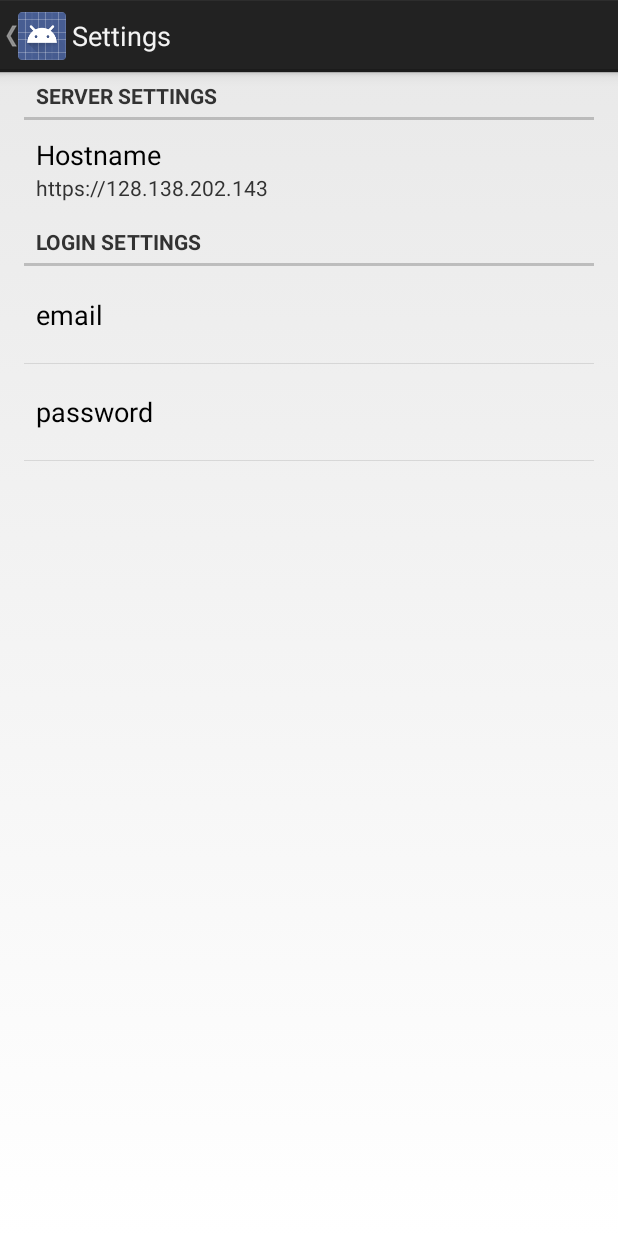
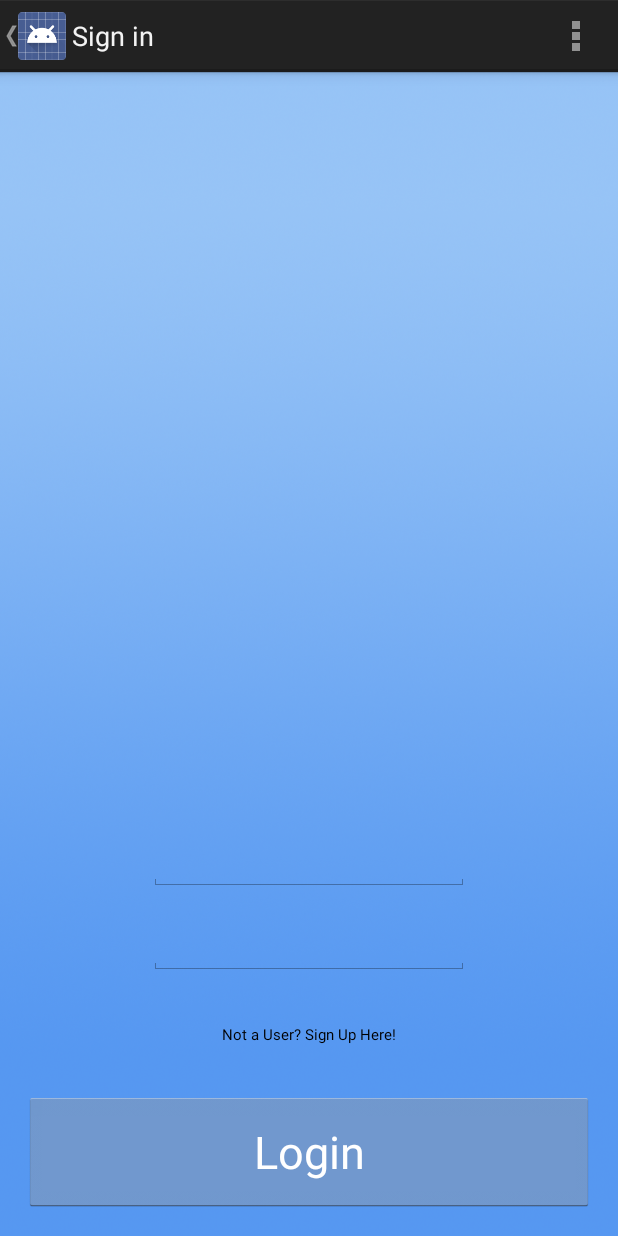
Before and after one commit to nbroeking/OPLabs, an Android app: the screen it shows after launch (SettingsActivity before the commit, LoginActivity after it), after a tap on "Ok", on a phone screen of 412 x 824 dp. Run offline under Robolectric (Android 15) with nearby library versions, the phone set to English and light mode, and no system bars; 1 statement that could not run was skipped.

Commit message:
Working Login Page

```diff
--- a/hermes/Android/app/src/main/java/general/HermesActivity.java
+++ b/hermes/Android/app/src/main/java/general/HermesActivity.java
@@ -77,6 +77,8 @@ public abstract class HermesActivity extends Activity implements interfaces.Comm
         {
             Log.i("Hermes Activity", "Trying to stop the service");
             stopService(new Intent(this, Communication.class));
+            //logout
+            data.setSessionId(null);
         }
     }
 
--- a/hermes/Android/app/src/main/java/hermes/Views/LoginActivity.java
+++ b/hermes/Android/app/src/main/java/hermes/Views/LoginActivity.java
@@ -1,7 +1,85 @@
 package hermes.Views;
 
-/**
- * Created by sfeller on 3/3/15.
- */
-public class LoginActivity {
+import android.app.Activity;
+import android.content.Intent;
+import android.content.SharedPreferences;
+import android.preference.EditTextPreference;
+import android.preference.PreferenceManager;
+import android.support.v7.app.ActionBarActivity;
+import android.os.Bundle;
+import android.util.Log;
+import android.view.Menu;
+import android.view.MenuItem;
+import android.view.View;
+import android.widget.EditText;
+
+import com.oplabs.hermes.R;
+
+import main.SessionData;
+
+public class LoginActivity extends Activity {
+
+    private final static String TAG = "Login Activity";
+
+    private SessionData data;
+
+    @Override
+    protected void onCreate(Bundle savedInstanceState) {
+        super.onCreate(savedInstanceState);
+        setContentView(R.layout.activity_login);
+        data = SessionData.getInstance();
+
+        //Set Default Values
+
+        EditText email = (EditText)findViewById(R.id.email);
+        EditText password = (EditText)findViewById(R.id.password);
+
+        email.setText(data.getEmail());
+        password.setText(data.getPassword());
+    }
+
+    public void login(View view)
+    {
+        EditText email = (EditText)findViewById(R.id.email);
+        EditText password = (EditText)findViewById(R.id.password);
+        data.setEmail(email.getText().toString());
+        data.setPassword(password.getText().toString());
+
+        SharedPreferences sharedPref = PreferenceManager.getDefaultSharedPreferences(this);
+        SharedPreferences.Editor editor = sharedPref.edit();
+        editor.putString("email", data.getEmail() );
+        editor.putString("password", data.getPassword());
+        editor.commit();
+
+        finish();
+        Log.i(TAG, "Login Activity Completed");
+    }
+
+    //Methods to allow for a menu
+    @Override
+    public boolean onCreateOptionsMenu(Menu menu) {
+        // Inflate the menu; this adds items to the action bar if it is present.
+        getMenuInflater().inflate(R.menu.menu_login, menu);
+        return true;
+    }
+
+    @Override
+    public boolean onOptionsItemSelected(MenuItem item) {
+        // Handle action bar item clicks here. The action bar will
+        // automatically handle clicks on the Home/Up button, so long
+        // as you specify a parent activity in AndroidManifest.xml.
+        int id = item.getItemId();
+
+        //noinspection SimplifiableIfStatement
+        if (id == R.id.action_settings) {
+            Intent intent = new Intent(this, SettingsActivity.class);
+            intent.putExtra(SettingsActivity.EXTRA_SHOW_FRAGMENT, SettingsActivity.GeneralPrefs.class.getName());
+            intent.putExtra(SettingsActivity.EXTRA_NO_HEADERS, true);
+            startActivity(intent);
+            return true;
+        }
+
+        return super.onOptionsItemSelected(item);
+    }
+
 }
--- a/hermes/Android/app/src/main/java/hermes/Views/MainActivity.java
+++ b/hermes/Android/app/src/main/java/hermes/Views/MainActivity.java
@@ -32,8 +32,8 @@ public class MainActivity extends HermesActivity {
 
     //Activity Methods
     public void goToLogin(View view) {
-        //Temporary until we get a login page
-        goToSettings(view);
+        Intent myIntent = new Intent(MainActivity.this, LoginActivity.class);
+        MainActivity.this.startActivityForResult(myIntent, 0);
     }
 
     public void goToSettings(View view) {
--- a/hermes/Android/app/src/main/res/layout/activity_login.xml
+++ b/hermes/Android/app/src/main/res/layout/activity_login.xml
@@ -9,14 +9,14 @@
     android:background="@drawable/background"
     tools:context="hermes.Views.LoginActivity" >
 
-    <ImageView
+    <!--ImageView
         android:layout_width="wrap_content"
         android:layout_height="wrap_content"
         android:id="@+id/imageView"
         android:src="@drawable/hermes_logo"
         android:layout_alignParentLeft="true"
         android:layout_alignParentStart="true"
-        android:layout_above="@+id/editText" />
+        android:layout_above="@+id/editText" /-->
 
     <Button
         android:layout_width="fill_parent"
@@ -25,6 +25,7 @@
         android:textColor="#ffffff"
         android:textSize="45px"
         android:id="@+id/button"
+        android:onClick="login"
         android:layout_alignParentBottom="true"
         android:layout_alignParentLeft="true"
         android:layout_alignParentStart="true" />
@@ -34,7 +35,7 @@
         android:layout_height="wrap_content"
         android:inputType="textEmailAddress"
         android:ems="10"
-        android:id="@+id/editText"
+        android:id="@+id/email"
         android:layout_above="@+id/button"
         android:layout_centerHorizontal="true"
         android:layout_marginBottom="134dp"/>
@@ -44,17 +45,17 @@
         android:layout_height="wrap_content"
         android:inputType="textPassword"
         android:ems="10"
-        android:id="@+id/editText2"
-        android:layout_alignTop="@+id/editText"
+        android:id="@+id/password"
+        android:layout_alignTop="@+id/email"
         android:layout_centerHorizontal="true"
         android:layout_marginTop="56dp" />
 
     <TextView
         android:layout_width="wrap_content"
         android:layout_height="wrap_content"
-        android:textAppearance="?android:attr/textAppearanceSmall"
+        android:textAppearance="?android:attr/password"
         android:text="Not a User? Sign Up Here!"
-        android:id="@+id/textView2"
+        android:id="@+id/password"
         android:layout_above="@+id/button"
         android:layout_centerHorizontal="true"
         android:layout_marginBottom="31dp" />
--- a/hermes/Android/app/src/main/res/layout/activity_main.xml
+++ b/hermes/Android/app/src/main/res/layout/activity_main.xml
@@ -43,7 +43,7 @@
         android:layout_alignParentLeft="true"
         android:layout_alignParentStart="true" />
 
-    <ImageView
+    <!--ImageView
         android:layout_width="wrap_content"
         android:layout_height="wrap_content"
         android:id="@+id/imageView"
@@ -51,5 +51,5 @@
         android:layout_above="@+id/button"
         android:layout_alignParentLeft="true"
         android:layout_alignParentStart="true"
-        android:layout_marginBottom="49dp" />
+        android:layout_marginBottom="49dp" /-->
 </RelativeLayout>
--- /dev/null
+++ b/hermes/Android/app/src/main/res/menu/menu_login.xml
@@ -0,0 +1,6 @@
+<menu xmlns:android="http://schemas.android.com/apk/res/android"
+    xmlns:app="http://schemas.android.com/apk/res-auto"
+    xmlns:tools="http://schemas.android.com/tools" tools:context="hermes.Views.LoginActivity">
+    <item android:id="@+id/action_settings" android:title="@string/action_settings"
+        android:orderInCategory="100" app:showAsAction="never" />
+</menu>
```
Also changed, not shown: hermes/Android/app/src/main/AndroidManifest.xml (+5 -7 lines), 2 other files.
